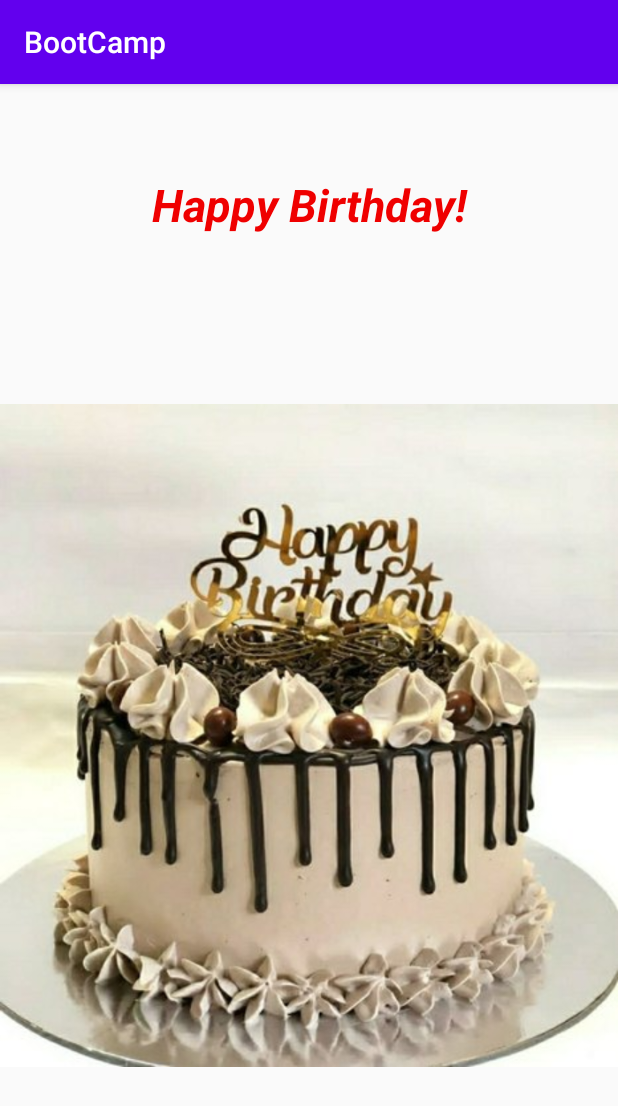
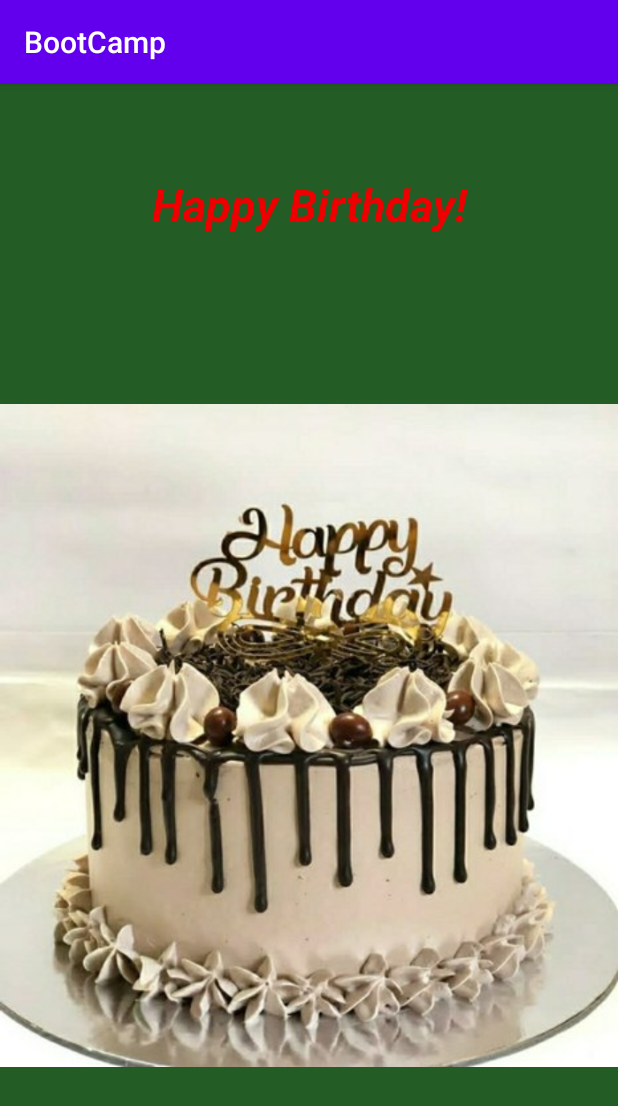
Before and after one commit to pramod096/Android_BootCamp, an Android app: the screen it shows after launch (MainActivity), on a phone screen of 412 x 824 dp. Shown: the top 1106 px of the screen. Run offline under Robolectric (Android 15) with nearby library versions, the phone set to English and light mode, and no system bars.

Commit message:
Added BackGround Color

```diff
--- a/app/src/main/res/layout/activity_main.xml
+++ b/app/src/main/res/layout/activity_main.xml
@@ -6,7 +6,8 @@
     android:layout_width="match_parent"
     android:layout_height="match_parent"
     tools:context=".MainActivity"
-    android:orientation="vertical">
+    android:orientation="vertical"
+    android:background="#235C25">
 
    <TextView
        android:layout_width="match_parent"
@@ -23,6 +24,7 @@
        android:layout_width="match_parent"
        android:layout_height="match_parent"
        android:src="@drawable/birthday_cake"
+
        />
 
 
```
